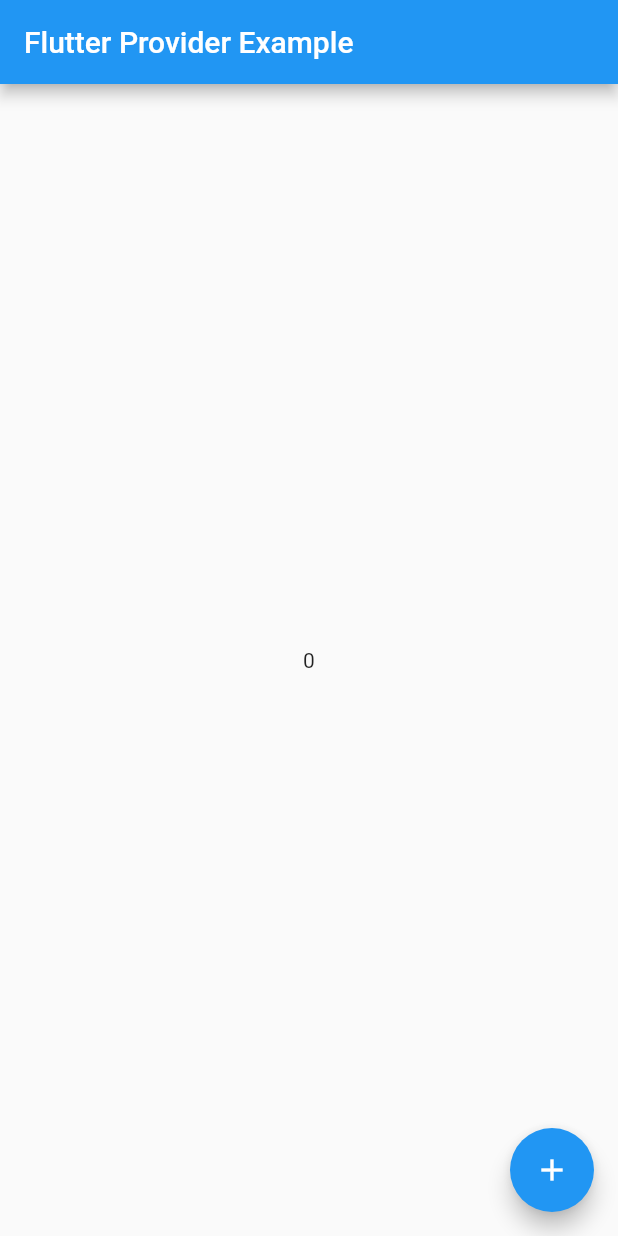
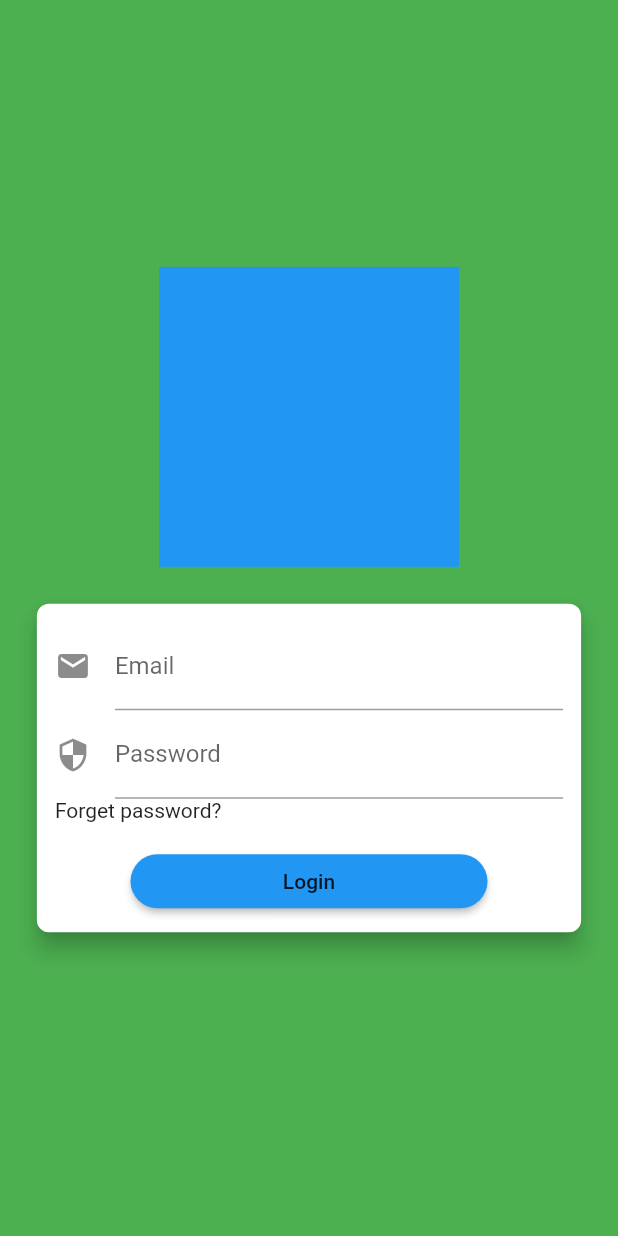
Before and after one commit to KimKiHyuk/Netflix-Chat, a Flutter app: the screen it shows after launch, on a phone screen of 412 x 824 dp. Run offline on Flutter 3.47's test engine with Material 2 defaults, Android fonts, the phone set to English and light mode, and no system bars.

Commit message:
Add Login Page

```diff
--- a/lib/Components/LoginComponent.dart
+++ b/lib/Components/LoginComponent.dart
@@ -1,9 +1,63 @@
 import 'package:flutter/material.dart';
+import 'package:netflix_together/validator/validator.dart';
 
-class SubmitWidget extends StatelessWidget {
+class LoginComponent extends StatelessWidget {
+  final GlobalKey<FormState> _formKey =
+      GlobalKey<FormState>(); // TODO : Dependency injecton
+
+  final TextEditingController _emailController = TextEditingController();
+  final TextEditingController _passwordController = TextEditingController();
 
   @override
   Widget build(BuildContext context) {
-    return Button
+    final double size = MediaQuery.of(context).size.width;
+    return Card(
+      shape: RoundedRectangleBorder(
+        borderRadius: BorderRadius.circular(8.0),
+      ),
+      elevation: 6,
+      child: Padding(
+        padding:
+            EdgeInsets.only(bottom: 10.0, left: 12.0, right: 12.0, top: 12.0),
+        child: Form(
+          key: _formKey,
+          child: Column(
+              crossAxisAlignment: CrossAxisAlignment.start,
+              children: <Widget>[
+                TextFormField(
+                  controller: _emailController,
+                  decoration: InputDecoration(
+                      icon: Icon(Icons.email), labelText: 'Email'),
+                  validator: new Validator()
+                      .stringValadator, // TODO : dependency injection
+                ),
+                TextFormField(
+                    controller: _passwordController,
+                    decoration: InputDecoration(
+                        icon: Icon(Icons.security), labelText: 'Password'),
+                    validator: (String value) {
+                      return value.isEmpty ? 'Please input data' : null;
+                    }),
+                Text('Forget password?'),
+                Container(
+                    margin: EdgeInsets.only(top: 15.0),
+                    alignment: Alignment(0.0, 0.0),
+                    child: RaisedButton(
+                      color: Colors.blue,
+                      child: SizedBox(
+                        width: size * 0.5,
+                        child: Text(
+                          'Login',
+                          textAlign: TextAlign.center,
+                        ),
+                      ),
+                      shape: RoundedRectangleBorder(
+                          borderRadius: BorderRadius.circular(20)),
+                      onPressed: () {},
+                    ))
+              ]),
+        ),
+      ),
+    );
   }
 }
--- a/lib/Page/AuthPage.dart
+++ b/lib/Page/AuthPage.dart
@@ -0,0 +1,35 @@
+import 'package:flutter/material.dart';
+import 'package:flutter/rendering.dart';
+import 'package:netflix_together/Components/LoginComponent.dart';
+
+class AuthPage extends StatelessWidget {
+  @override
+  Widget build(BuildContext context) {
+    final Size size = MediaQuery.of(context).size;
+
+    return Scaffold(
+        body: Stack(
+      alignment: Alignment.center,
+      children: <Widget>[
+        Container(color: Colors.green),
+        Column(
+          crossAxisAlignment: CrossAxisAlignment.center,
+          mainAxisAlignment: MainAxisAlignment.center,
+          children: <Widget>[
+            Container(
+              width: 200,
+              height: 200,
+              color: Colors.blue,
+            ),
+            Stack(children: <Widget>[
+              Padding(
+                padding: EdgeInsets.all(size.width * 0.05),
+                child: LoginComponent(),
+              ),
+            ]),
+          ],
+        ),
+      ],
+    ));
+  }
+}
--- a/lib/main.dart
+++ b/lib/main.dart
@@ -1,94 +1,16 @@
 import 'package:flutter/material.dart';
 import 'package:provider/provider.dart';
-
-/// Counter
-///
-/// Counter의 현재 상태는 [_count]에 담는다.
-/// [increment] 메소드로 [_count]를 증가시키고, 리스너에 변경사항을 알린다.
-class Counter with ChangeNotifier {
-  int _count = 0;
-  int get count => _count;
-
-  void increment() {
-    _count++;
-    notifyListeners();
-  }
-}
+import 'package:netflix_together/Page/AuthPage.dart';
 
 void main() => runApp(MyApp());
 
 class MyApp extends StatelessWidget {
   @override
   Widget build(BuildContext context) {
-    return MultiProvider(
-      providers: [
-        ChangeNotifierProvider(
-          builder: (_) => Counter(),
-        ),
-      ],
-
-      /// [MaterialApp] 전역에서 Counter를 사용할 수 있도록 Counsumer를 이용한다.
-      child: Consumer<Counter>(builder: (context, counter, _) {
-        return MaterialApp(
-          title: 'Flutter Demo',
-          theme: ThemeData(
-            primarySwatch: Colors.blue,
-          ),
-          home: MyHomePage(title: 'Flutter Provider Example'),
-        );
-      }),
+    return MaterialApp(
+      home: Scaffold(
+          body: AuthPage(),
+      ),
     );
   }
 }
-
-class MyHomePage extends StatelessWidget {
-  MyHomePage({Key key, this.title}) : super(key: key);
-
-  final String title;
-
-  Widget get _appbar {
-    return AppBar(
-      title: Text(title),
-    );
-  }
-
-  @override
-  Widget build(BuildContext context) {
-    return Scaffold(
-      appBar: _appbar,
-      body: Center(
-        child: CounterLabel(),
-      ),
-      floatingActionButton: IncrementCounterFab(),
-    );
-  }
-}
-
-/// IncrementCounterFab
-///
-/// Fab이 눌리면 [Counter] Provider의 increment를 호출한다.
-class IncrementCounterFab extends StatelessWidget {
-  const IncrementCounterFab({Key key}) : super(key: key);
-
-  @override
-  Widget build(BuildContext context) {
-    final counter = Provider.of<Counter>(context);
-    return FloatingActionButton(
-      onPressed: counter.increment,
-      child: Icon(Icons.add),
-    );
-  }
-}
-
-/// CounterLabel
-///
-/// build 메소드 안에서 리스너가 변경을 수신하면 count 정보를 변경한다.
-class CounterLabel extends StatelessWidget {
-  const CounterLabel({Key key}) : super(key: key);
-
-  @override
-  Widget build(BuildContext context) {
-    final counter = Provider.of<Counter>(context);
-    return Text('${counter.count}');
-  }
-}
```
